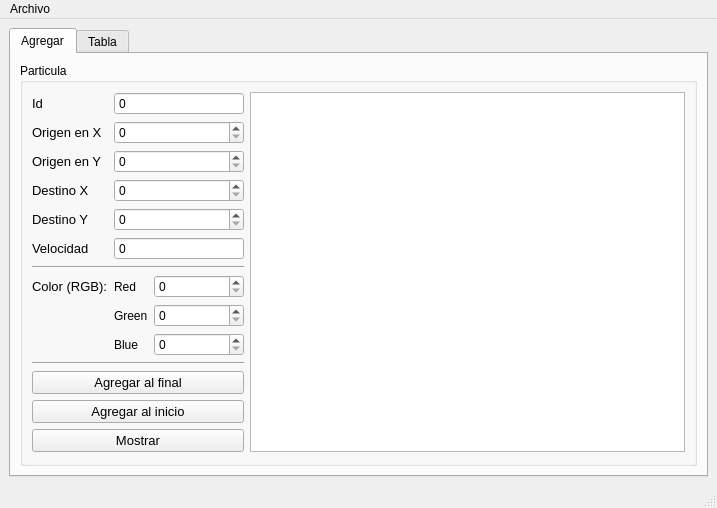
This is mainwindow.ui in eddu-gtz/Actividad_11 as Qt 5 draws it before an edit. The edited form follows.
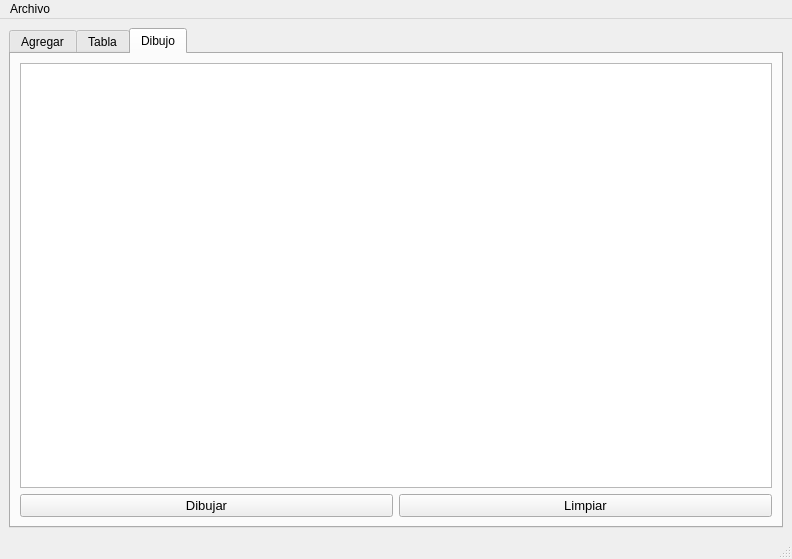
This is the edited form. The open tabs and pages were chosen to show the change.

Commit message: Dibujar lineas y circulos en un QScene a partir de una particula

```diff
--- a/mainwindow.ui
+++ b/mainwindow.ui
@@ -6,8 +6,8 @@
    <rect>
     <x>0</x>
     <y>0</y>
-    <width>717</width>
-    <height>473</height>
+    <width>792</width>
+    <height>559</height>
    </rect>
   </property>
   <property name="windowTitle">
@@ -391,6 +391,40 @@
         </item>
        </layout>
       </widget>
+      <widget class="QWidget" name="tab_3">
+       <attribute name="title">
+        <string>Dibujo</string>
+       </attribute>
+       <layout class="QGridLayout" name="gridLayout_5">
+        <item row="0" column="0" colspan="2">
+         <widget class="QGraphicsView" name="graphicsView"/>
+        </item>
+        <item row="1" column="0">
+         <widget class="QPushButton" name="draw_pushButton">
+          <property name="font">
+           <font>
+            <pointsize>10</pointsize>
+           </font>
+          </property>
+          <property name="text">
+           <string>Dibujar</string>
+          </property>
+         </widget>
+        </item>
+        <item row="1" column="1">
+         <widget class="QPushButton" name="clean_drawing_pushButton">
+          <property name="font">
+           <font>
+            <pointsize>10</pointsize>
+           </font>
+          </property>
+          <property name="text">
+           <string>Limpiar</string>
+          </property>
+         </widget>
+        </item>
+       </layout>
+      </widget>
      </widget>
     </item>
    </layout>
@@ -400,7 +434,7 @@
     <rect>
      <x>0</x>
      <y>0</y>
-     <width>717</width>
+     <width>792</width>
      <height>21</height>
     </rect>
    </property>
```
Left out of the diff: 2 changed lines with no effect on the pictures. The commit also changes 3 other files.
